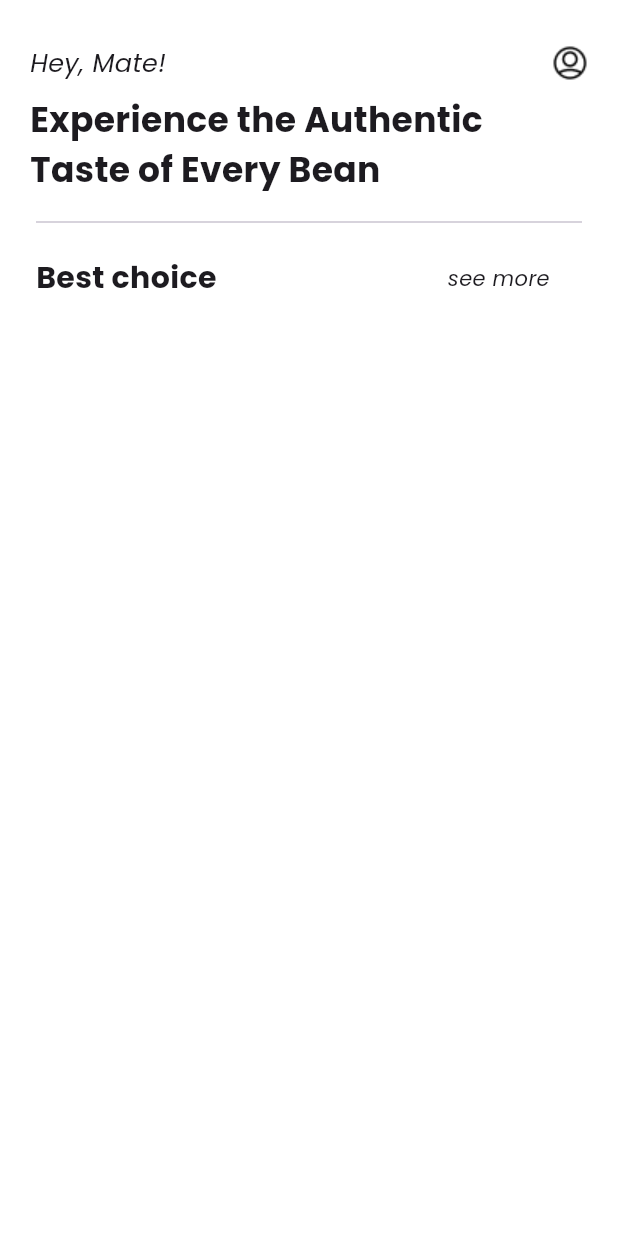
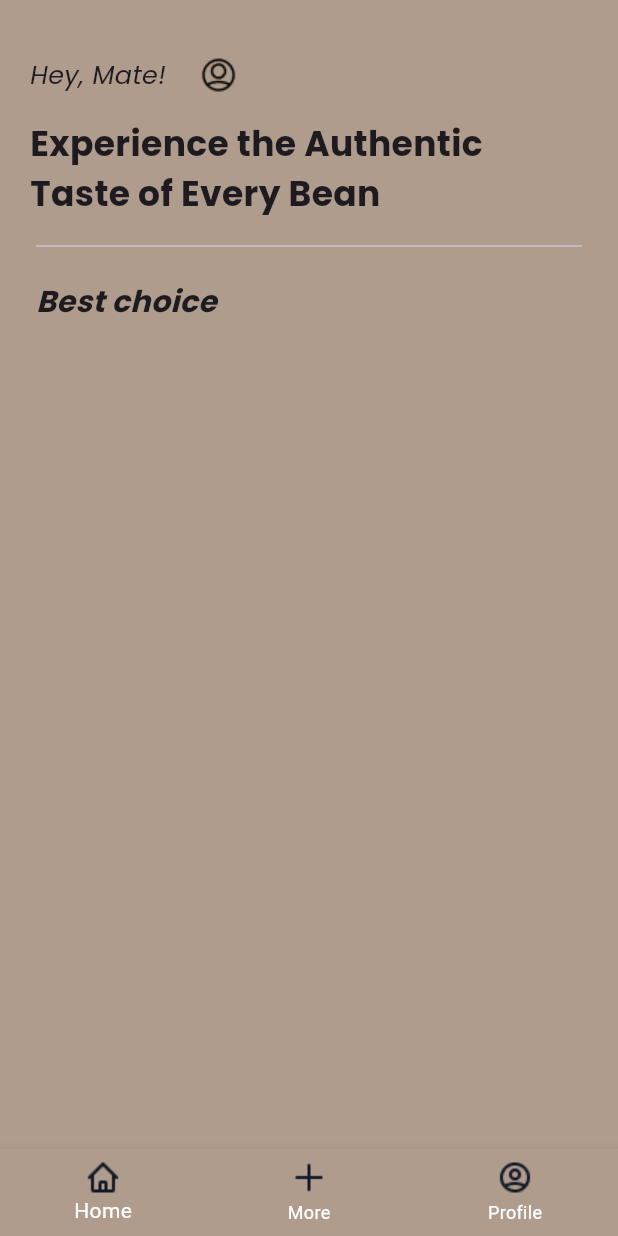
Before and after one commit to zoeeyy21/coffeebeans, a Flutter app: the screen it shows after launch, after a tap on "Get Started", on a phone screen of 412 x 824 dp. Run offline on Flutter 3.47's test engine with Material 3 defaults, Android fonts, the phone set to English and light mode, and no system bars.

Commit message:
update page

```diff
--- a/lib/pages/home_page.dart
+++ b/lib/pages/home_page.dart
@@ -1,7 +1,7 @@
+import 'package:flutter/material.dart';
 import 'package:coffee/pages/intro_page.dart';
+import 'package:coffee/pages/see_more.dart';
 import 'package:coffee/pages/profile_page.dart';
-import 'package:coffee/pages/see_more.dart';
-import 'package:flutter/material.dart';
 
 class HomePage extends StatefulWidget {
   const HomePage({super.key});
@@ -11,13 +11,43 @@ class HomePage extends StatefulWidget {
 }
 
 class _HomePageState extends State<HomePage> {
+  int _currentIndex = 0;
+
+  final List<Widget> _pages = [
+    const IntroPage(),
+    const SeeMore(),
+    const ProfilePage(),
+  ];
+
+  void _onItemTapped(int index) {
+    setState(() {
+      _currentIndex = index;
+    });
+
+    if (index == 0) {
+      Navigator.push(
+        context,
+        MaterialPageRoute(builder: (context) => const IntroPage()),
+      );
+    } else if (index == 1) {
+      Navigator.push(
+        context,
+        MaterialPageRoute(builder: (context) => const SeeMore()),
+      );
+    } else if (index == 2) {
+      Navigator.push(
+        context,
+        MaterialPageRoute(builder: (context) => const ProfilePage()),
+      );
+    }
+  }
+
   @override
   Widget build(BuildContext context) {
     return Scaffold(
-      backgroundColor: Colors.white,
+      backgroundColor: const Color(0xFFB09C8D),
       body: SafeArea(
         child: SingleChildScrollView(
-          // Tambahkan ini
           child: Column(
             crossAxisAlignment: CrossAxisAlignment.start,
             children: [
@@ -35,7 +65,7 @@ class _HomePageState extends State<HomePage> {
                         fontSize: 17,
                       ),
                     ),
-                    const Spacer(),
+                    const SizedBox(width: 15),
                     GestureDetector(
                       onTap: () => Navigator.push(
                         context,
@@ -45,9 +75,11 @@ class _HomePageState extends State<HomePage> {
                       ),
                       child: Image.asset(
                         'assets/button/Profile Circle.png',
+                        height: 40,
+                        width: 40,
                       ),
                     ),
-                    const SizedBox(width: 15), // Memberikan jarak di kanan
+                    const SizedBox(width: 15),
                   ],
                 ),
               ),
@@ -67,40 +99,60 @@ class _HomePageState extends State<HomePage> {
                 child: Divider(),
               ),
               const SizedBox(height: 15),
-              Row(
+              const Row(
                 children: [
-                  const Padding(
+                  Padding(
                     padding: EdgeInsets.symmetric(horizontal: 24.0),
                     child: Text(
                       "Best choice",
                       style: TextStyle(
                         fontWeight: FontWeight.bold,
+                        fontStyle: FontStyle.italic,
                         fontFamily: 'poppins',
                         fontSize: 20,
                       ),
                     ),
                   ),
-
-                  const SizedBox(width: 130,),
-                  GestureDetector(
-                    onTap: () => Navigator.push(
-                        context,
-                        MaterialPageRoute(
-                          builder: (context) => const SeeMore(),
-                        )),
-                    child: const Text(
-                      'see more',
-                      style: TextStyle(
-                          fontFamily: 'poppins', fontStyle: FontStyle.italic),
-                    ),
-                  ),
-                  const SizedBox(width: 15,)
+                  SizedBox(width: 15),
                 ],
               ),
             ],
           ),
         ),
       ),
+      bottomNavigationBar: BottomNavigationBar(
+        backgroundColor: const Color(0xFFB09C8D),
+        currentIndex: _currentIndex, // Indeks tab aktif
+        onTap: _onItemTapped, // Fungsi untuk navigasi
+        selectedItemColor: Colors.white, // Warna item yang dipilih
+        unselectedItemColor: const Color.fromARGB(255, 255, 255, 255),
+        items: [
+          BottomNavigationBarItem(
+            icon: Image.asset(
+              'assets/button/home.png',
+              height: 24,
+              width: 24,
+            ),
+            label: 'Home',
+          ),
+          BottomNavigationBarItem(
+            icon: Image.asset(
+              'assets/button/plus.png',
+              height: 24,
+              width: 24,
+            ),
+            label: 'More',
+          ),
+          BottomNavigationBarItem(
+            icon: Image.asset(
+              'assets/button/user-circle.png',
+              height: 24,
+              width: 24,
+            ),
+            label: 'Profile',
+          ),
+        ],
+      ),
     );
   }
 }
--- /dev/null
+++ b/lib/pages/test.dart
@@ -0,0 +1,53 @@
+import 'package:flutter/material.dart';
+
+void main() {
+  runApp(MyApp());
+}
+
+class MyApp extends StatefulWidget {
+  @override
+  _MyAppState createState() => _MyAppState();
+}
+
+class _MyAppState extends State<MyApp> {
+  int _selectedIndex = 0;
+
+  void _onItemTapped(int index) {
+    setState(() {
+      _selectedIndex = index;
+    });
+  }
+
+  @override
+  Widget build(BuildContext context) {
+    return MaterialApp(
+      home: Scaffold(
+        appBar: AppBar(title: Text("Footer Navigation Example")),
+        body: Center(
+          child: Text(
+            "Selected Index: $_selectedIndex",
+            style: TextStyle(fontSize: 24),
+          ),
+        ),
+        bottomNavigationBar: BottomNavigationBar(
+          items:const [
+            BottomNavigationBarItem(
+              icon: Icon(Icons.home),
+              label: 'Home',
+            ),
+            BottomNavigationBarItem(
+              icon: Icon(Icons.search),
+              label: 'Search',
+            ),
+            BottomNavigationBarItem(
+              icon: Icon(Icons.settings),
+              label: 'Settings',
+            ),
+          ],
+          currentIndex: _selectedIndex,
+          onTap: _onItemTapped,
+        ),
+      ),
+    );
+  }
+}
```
Also changed, not shown: lib/pages/intro_page.dart (+14 -16 lines), lib/pages/profile_page.dart (+5 -5 lines), assets/button/Arrow-Left-v2.png (added), assets/button/home.png (added), assets/button/logout.png (added), assets/button/plus.png (added), assets/button/user-circle.png (added).
